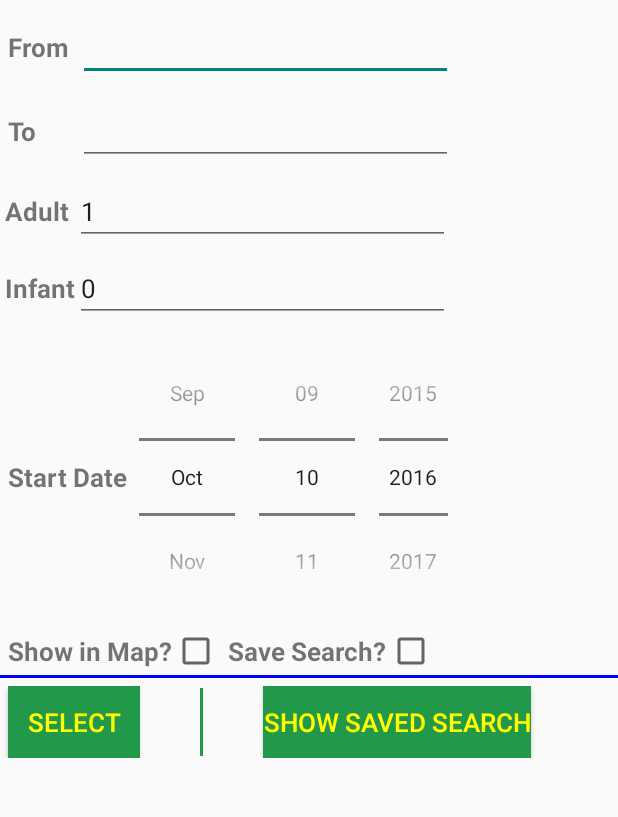
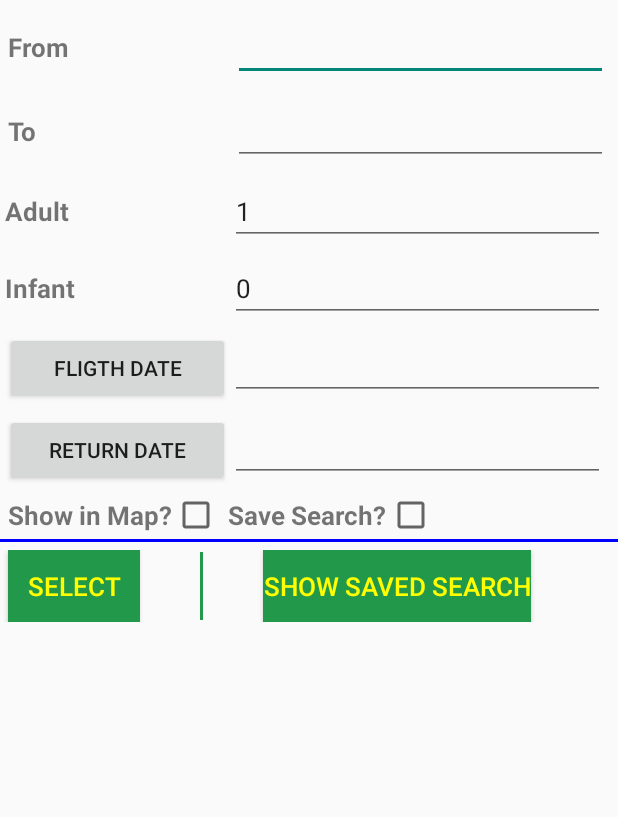
Before and after one commit to laxmanm7/flight_search_android_app, an Android app: the screen it shows after launch (MainActivity), on a phone screen of 412 x 824 dp, the part 141-958 px from its top. Run offline under Robolectric (Android 15) with nearby library versions, the phone set to English and light mode, and no system bars.

Commit message:
calendar formatted

```diff
--- a/FlightSearch/app/src/main/java/saumikbhattacharya/FlightSearch/com/MainActivity.java
+++ b/FlightSearch/app/src/main/java/saumikbhattacharya/FlightSearch/com/MainActivity.java
@@ -20,12 +20,32 @@ import android.widget.TextView;
 import android.widget.Toast;
 
 import java.text.DateFormat;
+import java.text.ParseException;
 import java.text.SimpleDateFormat;
+import java.util.Calendar;
 import java.util.Date;
 import java.util.Locale;
 
+import android.app.DatePickerDialog;
+import android.app.TimePickerDialog;
+import android.support.v7.app.AppCompatActivity;
+import android.os.Bundle;
+import android.view.Menu;
+import android.view.MenuItem;
+import android.view.View;
+import android.widget.Button;
+import android.widget.DatePicker;
+import android.widget.EditText;
+import android.widget.TimePicker;
 
-public class MainActivity extends AppCompatActivity {
+
+public class MainActivity extends AppCompatActivity implements
+            View.OnClickListener {
+
+    Button goingDatePicker, returnDatePicker;
+    EditText returnTextDate, goingTextDate;
+    private int mYear, mMonth, mDay, mHour, mMinute;
+
     private AutoCompleteTextView originAutoComplete;
     private AutoCompleteTextView destAutoComplete;
 
@@ -68,9 +88,20 @@ public class MainActivity extends AppCompatActivity {
 
         destAutoComplete = (AutoCompleteTextView) findViewById(R.id.autoCompleteTextView2);
         destAutoComplete.setAdapter(adapter);
+
+        goingDatePicker=(Button)findViewById(R.id.btn_date);
+        goingTextDate=(EditText)findViewById(R.id.txt_in_date);
+
+        goingDatePicker.setOnClickListener(this);
+
+        returnDatePicker=(Button)findViewById(R.id.btn_return_date);
+        returnTextDate=(EditText)findViewById(R.id.txt_return_date);
+
+        returnDatePicker.setOnClickListener(this);
+
         //=============================
 
-        datePicker = (DatePicker) findViewById(R.id.datepicker);
+        //datePicker = (DatePicker) findViewById(R.id.datepicker);
 
        /* spinner_src = (Spinner) findViewById(R.id.pick_src);
         adapter_src = ArrayAdapter.createFromResource(this,R.array.edit_src,android.R.layout.simple_spinner_item);
@@ -87,6 +118,52 @@ public class MainActivity extends AppCompatActivity {
         Search_Button = (Button)findViewById(R.id.search_button);
     }
 
+    @Override
+    public void onClick(View v) {
+
+        if (v == goingDatePicker ) {
+
+            // Get Current Date
+            final Calendar c = Calendar.getInstance();
+            mYear = c.get(Calendar.YEAR);
+            mMonth = c.get(Calendar.MONTH);
+            mDay = c.get(Calendar.DAY_OF_MONTH);
+
+
+            DatePickerDialog datePickerDialog = new DatePickerDialog(this,
+                    new DatePickerDialog.OnDateSetListener() {
+
+                        @Override
+                        public void onDateSet(DatePicker view, int year,
+                                              int monthOfYear, int dayOfMonth) {
+
+                            goingTextDate.setText(dayOfMonth + "-" + (monthOfYear + 1) + "-" + year);
+
+                        }
+                    }, mYear, mMonth, mDay);
+            datePickerDialog.show();
+        } else if( v == returnDatePicker){
+            // Get Current Date
+            final Calendar c = Calendar.getInstance();
+            mYear = c.get(Calendar.YEAR);
+            mMonth = c.get(Calendar.MONTH);
+            mDay = c.get(Calendar.DAY_OF_MONTH);
+
+
+            DatePickerDialog datePickerDialog = new DatePickerDialog(this,
+                    new DatePickerDialog.OnDateSetListener() {
+
+                        @Override
+                        public void onDateSet(DatePicker view, int year,
+                                              int monthOfYear, int dayOfMonth) {
+
+                            returnTextDate.setText(dayOfMonth + "-" + (monthOfYear + 1) + "-" + year);
+
+                        }
+                    }, mYear, mMonth, mDay);
+            datePickerDialog.show();
+        }
+    }
 
     @Override
     public boolean onCreateOptionsMenu(Menu menu) {
@@ -120,10 +197,22 @@ public class MainActivity extends AppCompatActivity {
         Intent intent1 = new Intent(this,Map_Activity_With_Fragment.class);
         Bundle extras1 = new Bundle();
 
-        int day = datePicker.getDayOfMonth();
+        SimpleDateFormat fmt = new SimpleDateFormat("yyyy-MM-dd");
+        Date flightDate = null;
+        try {
+             flightDate = fmt.parse(goingTextDate.toString());
+        }
+        catch(ParseException pe) {
+
+        }
+        int day = flightDate.getDay();
+        int month = flightDate.getMonth() + 1;
+        int year = flightDate.getYear();
+
+        /*int day = flightDate.getDayOfMonth();
         int month = datePicker.getMonth() + 1;
         int year = datePicker.getYear();
-
+*/
         S_Date = year+"-"+month+"-"+day;
 
         /*Spinner Org = (Spinner)findViewById(R.id.pick_src);
--- a/FlightSearch/app/src/main/res/layout/activity_main.xml
+++ b/FlightSearch/app/src/main/res/layout/activity_main.xml
@@ -134,32 +134,64 @@
 
                 </TableRow>
 
+                <TableRow
+                    android:id="@+id/tableRow7"
+                    android:layout_width="wrap_content"
+                    android:layout_height="wrap_content"
+                    android:padding="3dip" >
+                    <Button
+                        android:layout_width="150dp"
+                        android:layout_height="wrap_content"
+                        android:text="Fligth Date"
+                        android:id="@+id/btn_date"
+                        android:layout_alignBottom="@+id/in_date"
+                        android:layout_toRightOf="@+id/in_date"
+                        android:layout_toEndOf="@+id/in_date" />
+
+                    <EditText
+                        android:layout_width="20dp"
+                        android:layout_height="wrap_content"
+                        android:id="@+id/txt_in_date"
+                        android:textSize="17sp"/>
+
+                    <!--<EditText
+                        android:layout_width="200dp"
+                        android:layout_height="wrap_content"
+                        android:id="@+id/in_date"
+                        android:layout_marginTop="82dp"
+                        android:layout_alignParentTop="true"
+                        android:layout_alignParentLeft="true"
+                        android:layout_alignParentStart="true" />-->
+
+                </TableRow>
+
+                <TableRow
+                    android:id="@+id/tableRow8"
+                    android:layout_width="wrap_content"
+                    android:layout_height="wrap_content"
+                    android:padding="3dip" >
+
+                    <Button
+                        android:layout_width="150dp"
+                        android:layout_height="wrap_content"
+                        android:text="Return Date"
+                        android:id="@+id/btn_return_date"
+                        android:layout_alignBottom="@+id/in_date"
+                        android:layout_toRightOf="@+id/in_date"
+                        android:layout_toEndOf="@+id/in_date" />
+
+                    <EditText
+                        android:layout_width="20dp"
+                        android:layout_height="wrap_content"
+                        android:id="@+id/txt_return_date"
+                        android:textSize="17sp"/>
+
+
+                    </TableRow>
+
             </TableLayout>
 
-            <LinearLayout
-                android:layout_width="fill_parent"
-                android:layout_height="wrap_content"
-                android:orientation="horizontal">
 
-                <TextView
-                    android:layout_width="wrap_content"
-                    android:layout_height="wrap_content"
-                    android:id="@+id/enter_strt_dt"
-                    android:textSize="17sp"
-                    android:paddingLeft="5dip"
-                    android:layout_gravity="center_vertical"
-                    android:text="@string/enter_strt_dt"
-                    android:textStyle="bold"/>
-
-                <DatePicker
-                    android:id="@+id/datepicker"
-                    android:layout_height="200dp"
-                    android:layout_width="230dp"
-                    android:calendarViewShown="false"
-                    android:datePickerMode="spinner"
-                    android:layout_gravity="center_vertical" />
-
-            </LinearLayout>
 
             <LinearLayout
                 android:layout_width="fill_parent"
```
Also changed, not shown: 1 other file.
